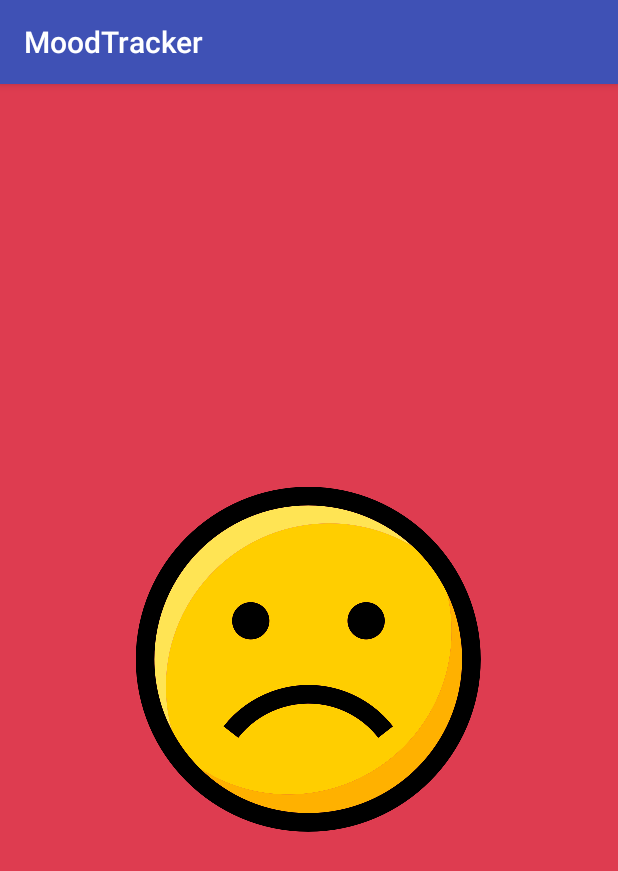
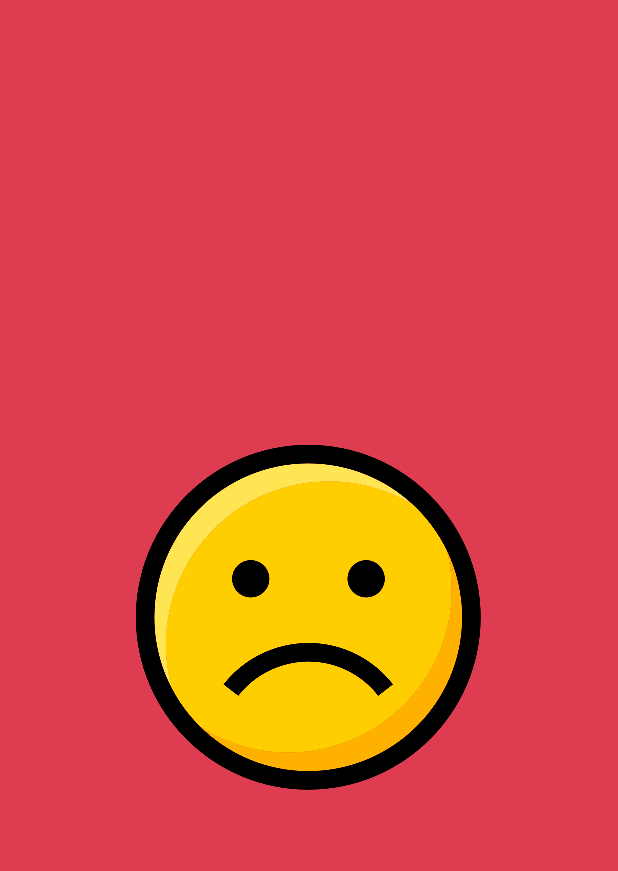
Before and after one commit to Simston/MoodTracker, an Android app: the screen it shows after launch (MainActivity), on a phone screen of 412 x 824 dp. Shown: the top 871 px of the screen. Run offline under Robolectric (Android 15) with nearby library versions, the phone set to English and light mode, and no system bars.

Commit message:
Clean code and change Theme color

```diff
--- a/app/src/main/java/fr/simston/moodtracker/Controllers/Activities/MainActivity.java
+++ b/app/src/main/java/fr/simston/moodtracker/Controllers/Activities/MainActivity.java
@@ -45,6 +45,10 @@ public class MainActivity extends AppCompatActivity {
         super.onCreate(savedInstanceState);
         setContentView(R.layout.activity_main);
 
+        // init information TimeZone of device
+        TimeZone tz = TimeZone.getDefault();
+        // System.out.println("TimeZone   " + tz.getDisplayName(false, TimeZone.SHORT) + " Timezon id :: " + tz.getID());
+
         // init current date
         date = Calendar.getInstance().getTime();
         calendar = Calendar.getInstance(TimeZone.getDefault());
@@ -52,18 +56,12 @@ public class MainActivity extends AppCompatActivity {
         currentDay = calendar.get(Calendar.DAY_OF_MONTH);
         currentMonth = calendar.get(Calendar.MONTH);
         currentMonth = currentMonth + 1;
-
         Log.e("Current date", String.valueOf(date));
 
         // Instance of SharedPreferences
         preferences = this.getSharedPreferences("shared preferences", MODE_PRIVATE);
 
         loadMoodOfSharedPreferences();
-
-        // init information TimeZone of device
-        TimeZone tz = TimeZone.getDefault();
-        System.out.println("TimeZone   " + tz.getDisplayName(false, TimeZone.SHORT) + " Timezon id :: " + tz.getID());
-
         configureViewPage();
     }
 
@@ -71,7 +69,6 @@ public class MainActivity extends AppCompatActivity {
         // 1 - Get ViewPager from layout
         ViewPager pager = findViewById(R.id.activity_main_viewpager);
         pager.setAdapter(new PageAdapter(getSupportFragmentManager(), getResources().getIntArray(R.array.colorsPagesViewPager)));
-
         // 2 - Initialize position of ViewPager with position shared/
         loadSaveDataInUi(pager);
         // 3 - Attach on page change listener with current pager
@@ -204,21 +201,18 @@ public class MainActivity extends AppCompatActivity {
             this.lastKnownPosition = lastKnownMoodDay.getPositionOfMood();
         }
 
-        Log.e("LastKnowPosition", String.valueOf(lastKnownPosition));
-        //if a new Day position of ViewPager is 0
-        if(dayOfLastKnownMoodDay != currentDay){
-            dayOfLastKnownMoodDay = currentDay;
-            this.lastKnownPosition = 0;
-        }
-        Log.e("LastKnowPosition If ND", String.valueOf(lastKnownPosition));
-
-
         // Replace current mood by lastKnownMoodDay if same day and month
         if (dayOfLastKnownMoodDay == currentDay && monthOfLastKnownMoodDay == currentMonth) {
             this.moodOfDay = lastKnownMoodDay;
         }
         Log.e("Info Last Mood", String.valueOf("La date est " + dateOfLastKnownMoodDay + " jour " +
                 dayOfLastKnownMoodDay + " month " + monthOfLastKnownMoodDay + " position pager " + lastKnownPosition));
+
+        //if a new Day position of ViewPager is 0 and change the day of variable dayOfLastKnownMoodDay.
+        if(dayOfLastKnownMoodDay != currentDay){
+            dayOfLastKnownMoodDay = currentDay;
+            this.lastKnownPosition = 0;
+        }
     }
 
     @Override
--- a/app/src/main/res/values/styles.xml
+++ b/app/src/main/res/values/styles.xml
@@ -1,10 +1,10 @@
 <resources>
 
     <!-- Base application theme. -->
-    <style name="AppTheme" parent="Theme.AppCompat.Light.DarkActionBar">
+    <style name="AppTheme" parent="Theme.AppCompat.Light.NoActionBar">
         <!-- Customize your theme here. -->
-        <item name="colorPrimary">@color/colorPrimary</item>
-        <item name="colorPrimaryDark">@color/colorPrimaryDark</item>
+        <item name="colorPrimary">#bdc3c7</item>
+        <item name="colorPrimaryDark">@android:color/black</item>
         <item name="colorAccent">@color/colorAccent</item>
     </style>
 
```
